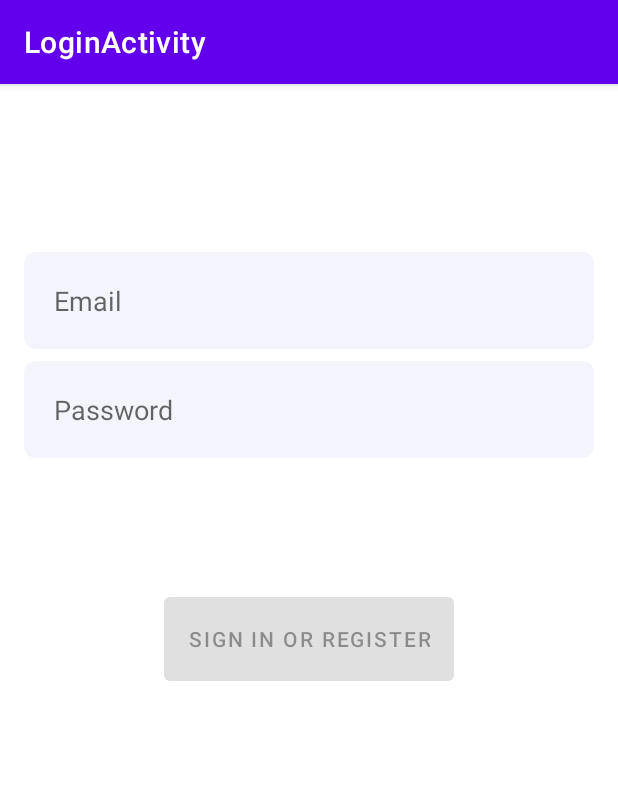
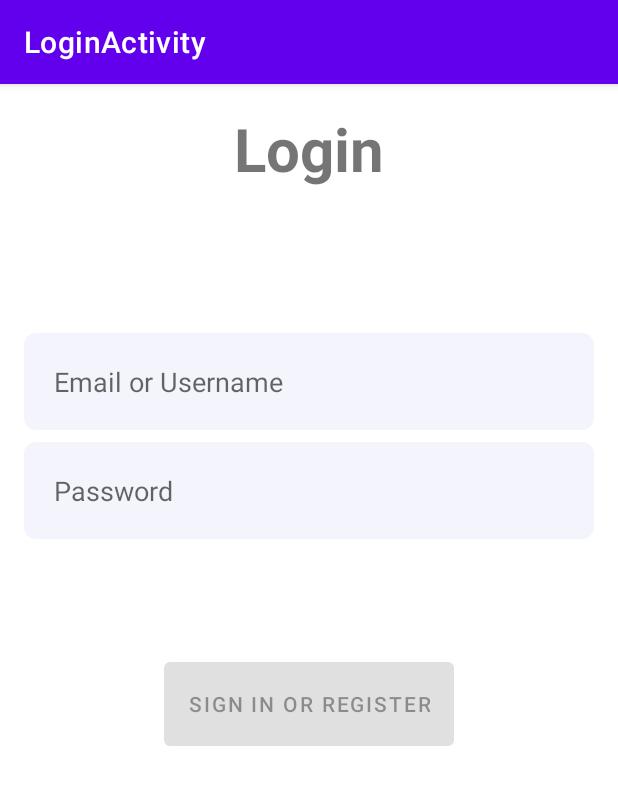
Before and after one commit to TaQuangKhoi/Keisic, an Android app: the screen it shows after launch (LoginActivity), on a phone screen of 412 x 824 dp. Shown: the top 785 px of the screen. Run offline under Robolectric (Android 15) with nearby library versions, the phone set to English and light mode, and no system bars.

```diff
--- a/app/src/main/res/layout-w1240dp/activity_login.xml
+++ b/app/src/main/res/layout-w1240dp/activity_login.xml
@@ -16,7 +16,7 @@
         android:layout_width="0dp"
         android:layout_height="wrap_content"
         android:layout_marginTop="96dp"
-        android:hint="@string/prompt_email"
+        android:hint="@string/prompt_email_or_username"
         android:inputType="textEmailAddress"
         android:selectAllOnFocus="true"
         app:layout_constraintEnd_toEndOf="parent"
--- a/app/src/main/res/layout-w936dp/activity_login.xml
+++ b/app/src/main/res/layout-w936dp/activity_login.xml
@@ -22,7 +22,7 @@
             android:layout_width="0dp"
             android:layout_height="wrap_content"
             android:layout_marginTop="96dp"
-            android:hint="@string/prompt_email"
+            android:hint="@string/prompt_email_or_username"
             android:inputType="textEmailAddress"
             android:selectAllOnFocus="true"
             app:layout_constraintEnd_toEndOf="parent"
--- a/app/src/main/res/layout/activity_login.xml
+++ b/app/src/main/res/layout/activity_login.xml
@@ -11,6 +11,17 @@
     android:paddingBottom="@dimen/activity_vertical_margin"
     tools:context=".ui.login.LoginActivity">
 
+    <TextView
+        android:id="@+id/tvwTitle"
+        android:layout_width="wrap_content"
+        android:layout_height="wrap_content"
+        android:text="Login"
+        android:textSize="40dp"
+        android:textStyle="bold"
+        app:layout_constraintEnd_toEndOf="parent"
+        app:layout_constraintStart_toStartOf="parent"
+        app:layout_constraintTop_toTopOf="parent" />
+
     <EditText
         android:id="@+id/edtUsername"
         android:layout_width="0dp"
@@ -18,13 +29,13 @@
         android:layout_marginTop="96dp"
         android:padding="20dp"
         android:background="@drawable/style_edit_text"
-        android:hint="@string/prompt_email"
+        android:hint="@string/prompt_email_or_username"
         android:inputType="textEmailAddress"
         android:minHeight="48dp"
         android:selectAllOnFocus="true"
         app:layout_constraintEnd_toEndOf="parent"
         app:layout_constraintStart_toStartOf="parent"
-        app:layout_constraintTop_toTopOf="parent" />
+        app:layout_constraintTop_toBottomOf="@id/tvwTitle" />
 
     <EditText
         android:id="@+id/edtPassword"
--- a/app/src/main/res/values/strings.xml
+++ b/app/src/main/res/values/strings.xml
@@ -1,5 +1,5 @@
 <resources>
-    <string name="app_name">Keisic</string>
+    <string name="app_name" translatable="false">Keisic</string>
     <string name="title_activity_main">MainActivity</string>
     <string name="navigation_drawer_open">Open navigation drawer</string>
     <string name="navigation_drawer_close">Close navigation drawer</string>
@@ -12,7 +12,7 @@
     <string name="menu_loved">Loved</string>
     <string name="menu_friends">Friends</string>
     <string name="menu_chart">Chart</string>
-    <string name="channel_name">keisic</string>
+    <string name="channel_name" translatable="false">keisic</string>
     <string name="channel_description">channel of keisic app</string>
     <string name="title_activity_settings">SettingsActivity</string>
 
@@ -31,7 +31,7 @@
     </string>
     <string name="attachment_summary_off">Only download attachments when manually requested</string>
     <string name="title_activity_login">LoginActivity</string>
-    <string name="prompt_email">Email</string>
+    <string name="prompt_email_or_username">Email or Username</string>
     <string name="prompt_password">Password</string>
     <string name="action_sign_in">Sign in or register</string>
     <string name="action_sign_in_short">Sign in</string>
```
Also changed, not shown: 1 other file.
